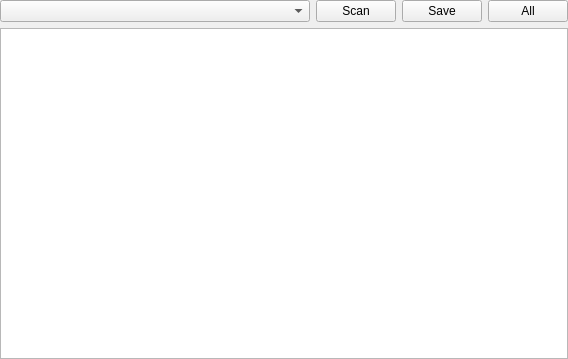
This is xextractorwidget.ui in horsicq/XExtractorWidget as Qt 5 draws it before an edit. The edited form follows.
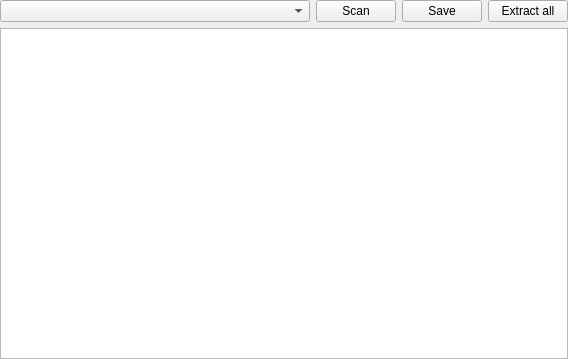
This is the edited form.

What changed in the file:
```diff
--- a/xextractorwidget.ui
+++ b/xextractorwidget.ui
@@ -55,7 +55,7 @@
      <item>
       <widget class="QPushButton" name="pushButtonDumpAll">
        <property name="text">
-        <string>All</string>
+        <string>Extract all</string>
        </property>
       </widget>
      </item>
```
Left out of the diff: 2 changed lines with no effect on the pictures.
